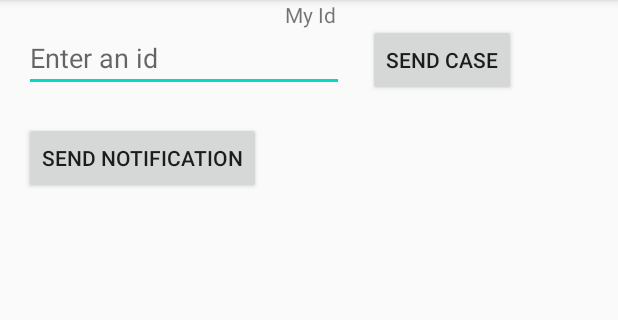
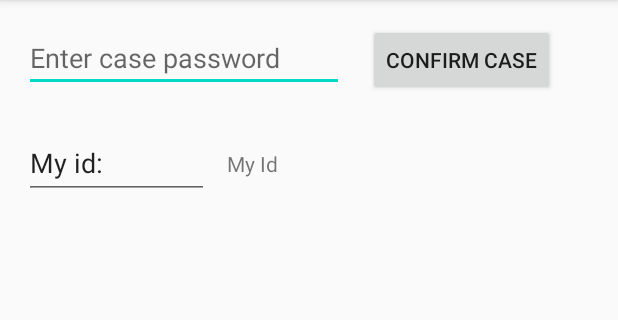
Before and after one commit to jontejj/tracetogether, an Android app: the screen it shows after launch (MainActivity), on a phone screen of 412 x 824 dp, the part 84-404 px from its top. Run offline under Robolectric (Android 15) with nearby library versions, the phone set to English and light mode, and no system bars; 1 statement that could not run was skipped.

Commit message:
Added full flow for password verification for cases

```diff
--- a/TraceTogether/app/src/main/res/layout/activity_main.xml
+++ b/TraceTogether/app/src/main/res/layout/activity_main.xml
@@ -28,23 +28,25 @@
         app:layout_constraintBaseline_toBaselineOf="@+id/editText"
         app:layout_constraintStart_toEndOf="@+id/editText" />
 
-    <Button
-        android:id="@+id/button3"
-        android:layout_width="wrap_content"
-        android:layout_height="wrap_content"
-        android:layout_marginStart="16dp"
-        android:layout_marginTop="20dp"
-        android:onClick="sendNotification"
-        android:text="@string/notification_send"
-        app:layout_constraintStart_toStartOf="parent"
-        app:layout_constraintTop_toBottomOf="@+id/editText" />
-
     <TextView
         android:id="@+id/myId"
         android:layout_width="wrap_content"
         android:layout_height="wrap_content"
+        android:layout_marginStart="12dp"
+        android:layout_marginTop="38dp"
+        android:text="My Id"
+        app:layout_constraintStart_toEndOf="@+id/editText2"
+        app:layout_constraintTop_toBottomOf="@+id/editText" />
+
+    <EditText
+        android:id="@+id/editText2"
+        android:layout_width="123dp"
+        android:layout_height="47dp"
         android:layout_marginStart="16dp"
-        android:text="My Id"
-        app:layout_constraintStart_toEndOf="@+id/button3"
-        tools:layout_editor_absoluteY="96dp" />
+        android:layout_marginTop="24dp"
+        android:ems="10"
+        android:inputType="textPersonName"
+        android:text="@string/my_id_text"
+        app:layout_constraintStart_toStartOf="parent"
+        app:layout_constraintTop_toBottomOf="@+id/editText" />
 </androidx.constraintlayout.widget.ConstraintLayout>
--- a/TraceTogether/app/src/main/res/values/strings.xml
+++ b/TraceTogether/app/src/main/res/values/strings.xml
@@ -1,7 +1,7 @@
 <resources>
     <string name="app_name">Trace Together</string>
-    <string name="edit_case">Enter an id</string>
-    <string name="button_send">Send case</string>
+    <string name="edit_case">Enter case password</string>
+    <string name="button_send">Confirm case</string>
     <string name="notification_send">Send notification</string>
     <string name="channel_name">My channel name</string>
     <string name="channel_description">My channel description</string>
@@ -38,4 +38,5 @@
     <string name="no_name">(no name)</string>
     <string name="start_error_unknown">unknown error</string>
     <string name="advertising_timedout">Advertising stopped due to timeout.</string>
+    <string name="my_id_text">My id: </string>
 </resources>
```
Also changed, not shown: TraceTogether/app/src/main/java/com/peltarion/tracetogether/SendCaseActivity.java (+7 -2 lines), server/src/main/java/com/peltarion/tracetogether/CaseNotifierServiceImpl.java (+70 -7 lines), server/src/main/java/com/peltarion/tracetogether/GrpcClient.java (+20 -9 lines), server/src/main/java/com/peltarion/tracetogether/SystemConfig.java (added, +25 -0 lines), 5 other files.
